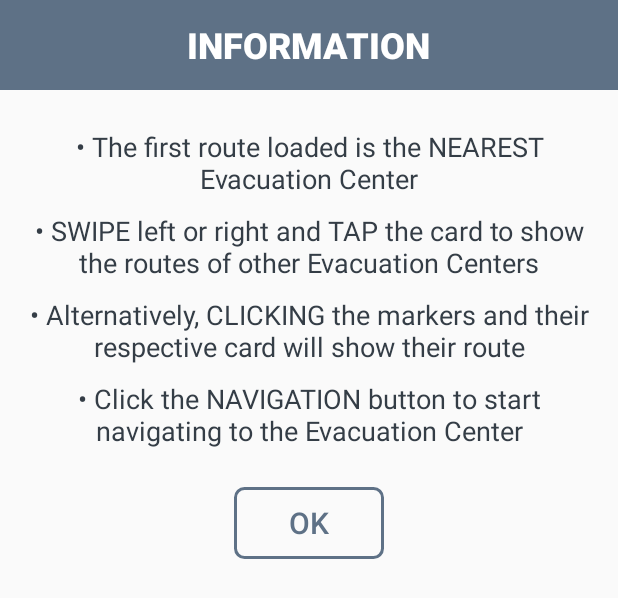
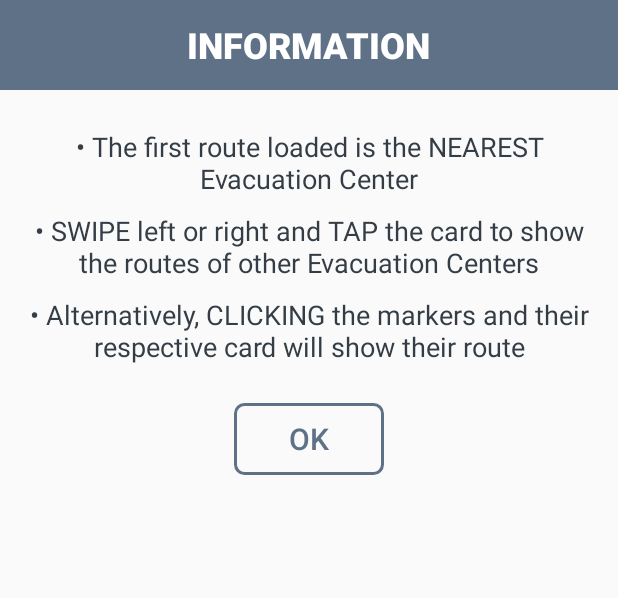
Before and after one commit to DZDomalaon/Evaquake, an Android app: the layout dialog.xml on its own in the app's theme, with its tools: preview values and no code run, on a phone screen of 412 x 824 dp. Shown: the top 598 px of the screen. Run offline under Robolectric (Android 15) with nearby library versions, the phone set to English and light mode, and no system bars.

Commit message:
Update
-added traffic feature
-update firebase message
-removed navigation

```diff
--- a/ThesisItFinal/app/src/main/res/layout/dialog.xml
+++ b/ThesisItFinal/app/src/main/res/layout/dialog.xml
@@ -56,16 +56,6 @@
             android:textColor="@color/colorPrimaryDark"
             android:textSize="18dp" />
 
-        <TextView
-            android:layout_width="match_parent"
-            android:layout_height="wrap_content"
-            android:layout_marginTop="10dp"
-            android:text="• Click the NAVIGATION button to start navigating to the Evacuation Center"
-            android:textAlignment="center"
-            android:textAppearance="@style/TextAppearance.AppCompat.Medium"
-            android:textColor="@color/colorPrimaryDark"
-            android:textSize="18dp" />
-
         <Button
             android:id="@+id/buttonOk"
             android:layout_width="100dp"
```
Also changed, not shown: ThesisItFinal/app/src/main/java/com/example/thesisitfinal/MainActivity.java (+7 -24 lines), ThesisItFinal/app/src/main/java/com/example/thesisitfinal/map.java (+15 -29 lines), ThesisItFinal/app/src/main/res/layout/activity_map.xml (+0 -10 lines).
